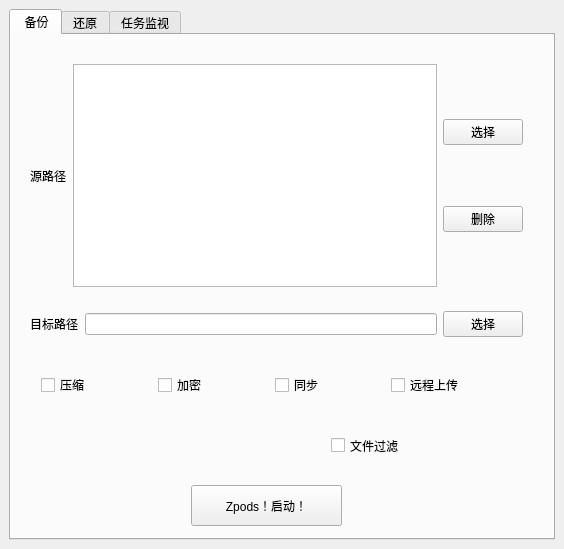
This is network/client/gui/mainwindow.ui in wenli7363/Zpods as Qt 5 draws it before an edit. The edited form follows.
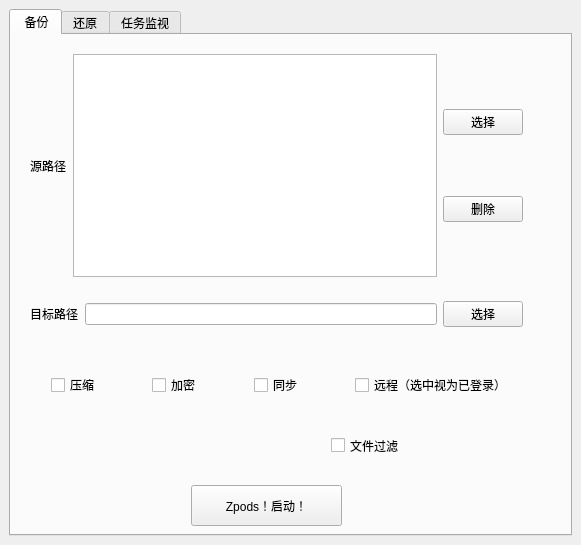
This is the edited form. The open tabs and pages were chosen to show the change. Custom widgets are drawn as their Qt base class.

```diff
--- a/network/client/gui/mainwindow.ui
+++ b/network/client/gui/mainwindow.ui
@@ -6,8 +6,8 @@
    <rect>
     <x>0</x>
     <y>0</y>
-    <width>564</width>
-    <height>549</height>
+    <width>581</width>
+    <height>545</height>
    </rect>
   </property>
   <property name="windowTitle">
@@ -27,7 +27,7 @@
        <widget class="QWidget" name="widget_4" native="true">
         <property name="geometry">
          <rect>
-          <x>30</x>
+          <x>40</x>
           <y>330</y>
           <width>461</width>
           <height>41</height>
@@ -58,7 +58,7 @@
          <item>
           <widget class="QCheckBox" name="remoteChkBox">
            <property name="text">
-            <string>远程上传</string>
+            <string>远程（选中视为已登录）</string>
            </property>
           </widget>
          </item>
@@ -101,11 +101,24 @@
          <string>Zpods！启动！</string>
         </property>
        </widget>
-       <widget class="QWidget" name="widget_3" native="true">
+       <widget class="QStackedWidget" name="stackedWidget">
         <property name="geometry">
          <rect>
           <x>10</x>
-          <y>20</y>
+          <y>10</y>
+          <width>541</width>
+          <height>301</height>
+         </rect>
+        </property>
+        <property name="currentIndex">
+         <number>0</number>
+        </property>
+        <widget class="QWidget" name="page_3">
+         <widget class="QWidget" name="widget_3" native="true">
+          <property name="geometry">
+           <rect>
+            <x>0</x>
+            <y>0</y>
           <width>511</width>
           <height>291</height>
          </rect>
@@ -177,6 +190,9 @@
           </widget>
          </item>
         </layout>
+         </widget>
+        </widget>
+        <widget class="QWidget" name="page_4"/>
        </widget>
       </widget>
       <widget class="QWidget" name="restoreTab">
```
Left out of the diff: 2 changed lines with no effect on the pictures. Lines whose indentation alone changed are shown as unchanged.
